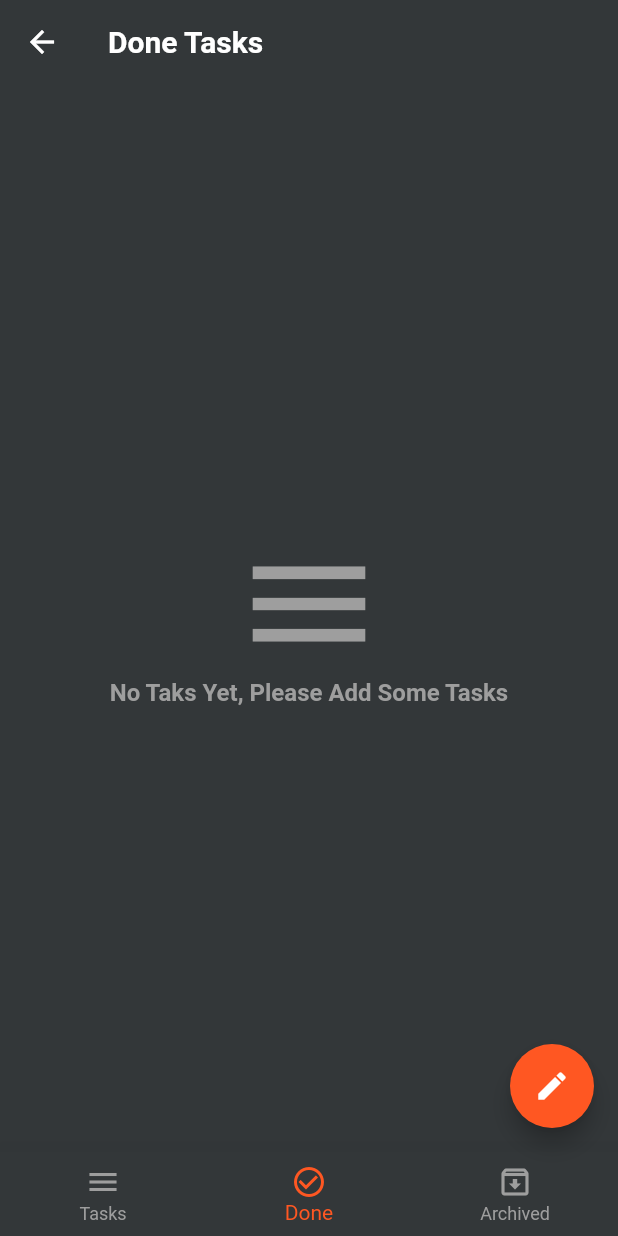
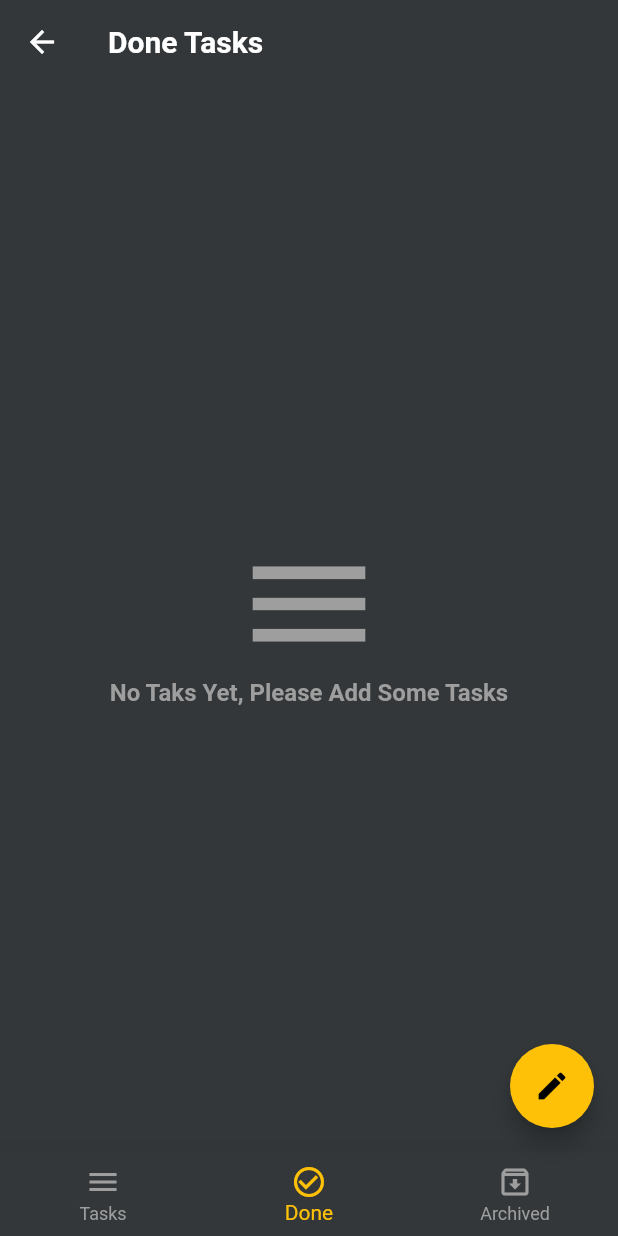
Before and after one commit to saeedBark/news_app, a Flutter app: the HomeLayout screen opened directly, item 2 of the bottom bar chosen, on a phone screen of 412 x 824 dp. Run offline on Flutter 3.47's test engine with Material 2 defaults, Android fonts, the phone set to English and light mode, and no system bars; our stand-ins replace bloc, conditional_builder_null_safety, dio, flutter_bloc, hexcolor and 3 more; missing offline and left inert: dart:ffi; accounts and stored records are empty; network calls fail; Roboto replaces fonts that are missing (Jannah).

```diff
--- a/lib/component/components.dart
+++ b/lib/component/components.dart
@@ -1,6 +1,6 @@
 // import 'dart:js';
 
-import 'package:conditional_builder/conditional_builder.dart';
+import 'package:conditional_builder_null_safety/conditional_builder_null_safety.dart';
 import 'package:flutter/material.dart';
 import 'package:news_app/modules/news_app/web_view/web_view_screen.dart';
 import 'package:news_app/shared/cubit/cubit.dart';
@@ -10,14 +10,16 @@ Widget defaultButton({
   double width = double.infinity,
   double raduis = 0,
   bool isUpperCase = true,
-  @required Function() fanction,
-  @required String text,
+  required Function fanction,
+  required String text,
 }) {
   return Container(
     height: 40,
     width: width,
     child: MaterialButton(
-      onPressed: fanction,
+      onPressed: () {
+        fanction();
+      },
       child: Text(
         isUpperCase ? text.toUpperCase() : text,
         style: TextStyle(color: Colors.white),
@@ -31,14 +33,14 @@ Widget defaultButton({
 }
 
 Widget defaultFormFile({
-  @required TextEditingController controller,
-  Function onsubmit,
-  @required Function validator,
-  @required String lable,
-  @required IconData prefix,
-  Function onTap,
-  TextInputType type,
-  IconData suffix,
+  required TextEditingController controller,
+  Function? onsubmit,
+  required Function validator,
+  required String lable,
+  required IconData prefix,
+  Function? onTap,
+  TextInputType? type,
+  IconData? suffix,
   bool enable = true,
   bool isPassword = false,
 }) =>
@@ -46,9 +48,12 @@ Widget defaultFormFile({
       controller: controller,
       obscureText: isPassword,
       keyboardType: type,
-      onFieldSubmitted: onsubmit,
-      validator: validator,
-      onTap: onTap,
+      onFieldSubmitted: (s) {
+        onsubmit!(s);
+      },
+      validator: (s) {
+        validator(s);
+      },
       enabled: enable,
       decoration: InputDecoration(
         labelText: lable,
@@ -117,7 +122,7 @@ Widget bulidTaskItem(Map model, context) => Dismissible(
       },
     );
 
-Widget tasksBuilder({@required List<Map> tasks}) => ConditionalBuilder(
+Widget tasksBuilder({required List<Map> tasks}) => ConditionalBuilder(
       condition: tasks.length > 0,
       builder: (context) => ListView.separated(
           itemBuilder: (context, index) {
--- a/lib/layout/news_app/news_layout.dart
+++ b/lib/layout/news_app/news_layout.dart
@@ -5,7 +5,7 @@ import 'package:news_app/layout/news_app/cubit/cubit.dart';
 import 'package:news_app/layout/news_app/cubit/states.dart';
 import 'package:news_app/modules/news_app/search/search_screen.dart';
 import 'package:news_app/shared/cubit/cubit.dart';
-import 'package:news_app/shared/network/remote/dio_helper.dart';
+
 
 class NewsLayout extends StatelessWidget {
   @override
@@ -16,7 +16,7 @@ class NewsLayout extends StatelessWidget {
         var cubit = NewsCubit.get(context);
         return Scaffold(
           appBar: AppBar(
-            title: Text('New App'),
+            title: Text('New App',style: TextStyle(color: Colors.amber),),
             actions: [
               IconButton(
                   onPressed: () {
--- a/lib/modules/news_app/business/business_screen.dart
+++ b/lib/modules/news_app/business/business_screen.dart
@@ -1,4 +1,4 @@
-import 'package:conditional_builder/conditional_builder.dart';
+
 import 'package:flutter/material.dart';
 import 'package:flutter_bloc/flutter_bloc.dart';
 import 'package:news_app/component/components.dart';
--- a/lib/modules/news_app/science/science_screen.dart
+++ b/lib/modules/news_app/science/science_screen.dart
@@ -1,4 +1,4 @@
-import 'package:conditional_builder/conditional_builder.dart';
+
 import 'package:flutter/material.dart';
 import 'package:flutter_bloc/flutter_bloc.dart';
 import 'package:news_app/component/components.dart';
--- a/lib/modules/news_app/sports/sports_screen.dart
+++ b/lib/modules/news_app/sports/sports_screen.dart
@@ -1,4 +1,4 @@
-import 'package:conditional_builder/conditional_builder.dart';
+
 import 'package:flutter/material.dart';
 import 'package:flutter_bloc/flutter_bloc.dart';
 import 'package:news_app/component/components.dart';
--- a/lib/modules/news_app/web_view/web_view_screen.dart
+++ b/lib/modules/news_app/web_view/web_view_screen.dart
@@ -2,7 +2,7 @@ import 'package:flutter/material.dart';
 import 'package:webview_flutter/webview_flutter.dart';
 
 class WebViewScreen extends StatelessWidget {
- final String url;
+ final String? url;
      WebViewScreen(article,  {this.url});
   @override
   Widget build(BuildContext context) {
--- a/lib/modules/todo_app/archived_tasks/archivedTask.dart
+++ b/lib/modules/todo_app/archived_tasks/archivedTask.dart
@@ -5,7 +5,7 @@ import 'package:news_app/shared/cubit/cubit.dart';
 import 'package:news_app/shared/cubit/states.dart';
 
 class ArchivedTasksScreen extends StatelessWidget {
-  const ArchivedTasksScreen({Key key}) : super(key: key);
+  const ArchivedTasksScreen({Key? key}) : super(key: key);
 
   @override
   Widget build(BuildContext context) {
--- a/lib/modules/todo_app/done_tasks/doneTask.dart
+++ b/lib/modules/todo_app/done_tasks/doneTask.dart
@@ -5,7 +5,7 @@ import 'package:news_app/shared/cubit/cubit.dart';
 import 'package:news_app/shared/cubit/states.dart';
 
 class DoneTasksScreen extends StatelessWidget {
-  const DoneTasksScreen({Key key}) : super(key: key);
+  const DoneTasksScreen({Key? key}) : super(key: key);
 
   @override
   Widget build(BuildContext context) {
--- a/lib/modules/todo_app/new_tasks/newTask.dart
+++ b/lib/modules/todo_app/new_tasks/newTask.dart
@@ -1,4 +1,4 @@
-import 'package:conditional_builder/conditional_builder.dart';
+
 import 'package:flutter/material.dart';
 import 'package:flutter_bloc/flutter_bloc.dart';
 import 'package:news_app/component/components.dart';
--- a/lib/shared/cubit/cubit.dart
+++ b/lib/shared/cubit/cubit.dart
@@ -11,7 +11,7 @@ import 'package:news_app/shared/cubit/states.dart';
 
 class AppCubit extends Cubit<AppState> {
   AppCubit() : super(AppInitialState());
-  Database database;
+late  Database database;
   List<Map> newTasks = [];
   List<Map> doneTasks = [];
   List<Map> archiveTasks = [];
@@ -60,11 +60,11 @@ class AppCubit extends Cubit<AppState> {
   }
 
   insertToDatabase({
-    @required String title,
-    @required String time,
-    @required String date,
+    required String title,
+    required String time,
+    required String date,
   }) async {
-    await database.transaction((txn) {
+    await database.transaction((txn) async{
       txn
           .rawInsert(
               'INSERT INTO tasks (title,date,time,status)VALUES("$title","$date","$time","new")')
@@ -75,7 +75,7 @@ class AppCubit extends Cubit<AppState> {
       }).catchError((error) {
         print('Error when insert ${error.toString()}');
       });
-      return null;
+
     });
   }
 
@@ -100,8 +100,8 @@ class AppCubit extends Cubit<AppState> {
   }
 
   void updateData({
-    @required String status,
-    @required int id,
+    required String status,
+    required int id,
   }) async {
     database.rawUpdate(
       'UPDATE tasks SET status = ?  WHERE id = ?',
@@ -113,7 +113,7 @@ class AppCubit extends Cubit<AppState> {
   }
 
   void deleteData({
-    @required int id,
+    required int id,
   }) async {
     database.rawDelete('DELETE FROM tasks WHERE id = ?', [id]).then((value) {
       getDataFromDatabase(database);
@@ -124,23 +124,29 @@ class AppCubit extends Cubit<AppState> {
   bool isbuttomSheetshow = false;
   IconData fabIcon = Icons.edit;
 
-  void ChangeBottomSheetState(
-      {@required bool isshow, @required IconData icon}) {
+  void ChangeBottomSheetState({
+    required bool isshow,
+    required IconData icon
+  }) {
     isbuttomSheetshow = isshow;
     fabIcon = icon;
     emit(AppChangeSheetState());
   }
 
+
+
+
   bool isDark = false;
-  void changeAppMode(/*{bool fromShared }*/) {
-    // if(fromShared != null)
-    //   isDark = fromShared;
-    // else
+  void changeAppMode({bool? fromShared }) {
+    if(fromShared != null) {
+      isDark = fromShared;
+      emit(AppChangeModeState());
+    }
+    else
     isDark = !isDark;
-    // isDark = !isDark;
-    // CacheHelper.putBoolean(key: 'isDark', value: isDark).then((value) {
-    //   emit(AppChangeModeState());
-    // });
+     CacheHelper.putBoolean(key: 'isDark', value: isDark).then((value) {
+
     emit(AppChangeModeState());
+     });
   }
 }
--- a/lib/shared/network/local/cache_helper.dart
+++ b/lib/shared/network/local/cache_helper.dart
@@ -1,29 +1,22 @@
-import 'package:flutter/material.dart';
 import 'package:shared_preferences/shared_preferences.dart';
 
 class CacheHelper {
+  static late SharedPreferences sharedPreferences;
 
-  static SharedPreferences sharedPreferences;
-
-  static init() async
-  {
+  static init() async {
     sharedPreferences = await SharedPreferences.getInstance();
   }
 
- static Future<bool>  putBoolean({
-    @required String key,
-    @required bool value,
-})async
-  {
-   return await sharedPreferences.setBool(key, value);
+  static Future<bool> putBoolean({
+    required String key,
+    required bool value,
+  }) async {
+    return await sharedPreferences.setBool(key, value);
   }
 
-  static bool getBoolean({
-    @required String key,
-  })
-  {
-     sharedPreferences.getBool(key);
+  static bool? getBoolean({
+    required String key,
+  }) {
+    return sharedPreferences.getBool(key);
   }
-
-
 }
--- a/lib/shared/network/remote/dio_helper.dart
+++ b/lib/shared/network/remote/dio_helper.dart
@@ -2,7 +2,7 @@ import 'package:dio/dio.dart';
 import 'package:flutter/material.dart';
 
 class DioHolper {
-  static Dio dio;
+  static late Dio dio;
   static init() {
     dio = Dio(
       BaseOptions(
@@ -13,8 +13,8 @@ class DioHolper {
   }
 
   static Future<Response> getData({
-        @required String url,
-        @required Map<String,dynamic> query
+        required String url,
+        required Map<String,dynamic> query
       }) async {
     return await dio.get(
       url,
--- a/lib/styles/colors.dart
+++ b/lib/styles/colors.dart
@@ -1,3 +1,3 @@
 import 'package:flutter/material.dart';
 
-const daufltcolor = Colors.deepOrange;
+const daufltcolor = Colors.amber;
--- a/lib/styles/themes.dart
+++ b/lib/styles/themes.dart
@@ -21,7 +21,7 @@ ThemeData lightTheme = ThemeData(
       elevation: 0),
   bottomNavigationBarTheme: BottomNavigationBarThemeData(
     type: BottomNavigationBarType.fixed,
-    selectedItemColor: Colors.deepOrange,
+    selectedItemColor: Colors.amberAccent,
     elevation: 20.0,
     backgroundColor: Colors.white,
   ),
@@ -56,7 +56,7 @@ ThemeData darkTheme = ThemeData(
       elevation: 0),
   bottomNavigationBarTheme: BottomNavigationBarThemeData(
     type: BottomNavigationBarType.fixed,
-    selectedItemColor: Colors.deepOrange,
+    selectedItemColor: Colors.amber,
     unselectedItemColor: Colors.grey,
     elevation: 20.0,
     backgroundColor: HexColor('333739'),
--- a/pubspec.yaml
+++ b/pubspec.yaml
@@ -18,7 +18,7 @@ publish_to: 'none' # Remove this line if you wish to publish to pub.dev
 version: 1.0.0+1
 
 environment:
-  sdk: ">=2.7.5 <3.0.0"
+  sdk: ">=2.17.5 <3.0.0"
 
 # Dependencies specify other packages that your package needs in order to work.
 # To automatically upgrade your package dependencies to the latest versions
@@ -34,10 +34,10 @@ dependencies:
   # The following adds the Cupertino Icons font to your application.
   # Use with the CupertinoIcons class for iOS style icons.
   cupertino_icons: ^1.0.2
-  sqflite: ^1.0.2
+  sqflite: ^2.0.1
   # //^1.0.2
   intl: ^0.17.0
-  conditional_builder: ^1.0.2
+  conditional_builder_null_safety: ^0.0.6
   flutter_bloc: ^8.1.1
   bloc: ^8.1.0
   dio: ^4.0.6
```
Also changed, not shown: lib/layout/news_app/cubit/cubit.dart (+4 -4 lines), lib/layout/todo_app/todo.dart (+5 -5 lines), lib/main.dart (+8 -8 lines), pubspec.lock, 3 other files.
